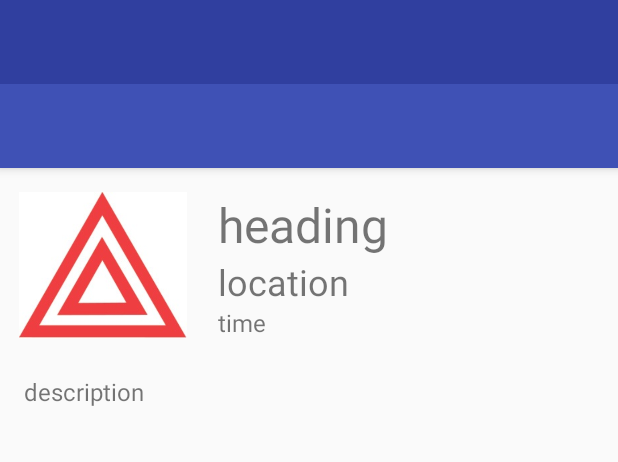
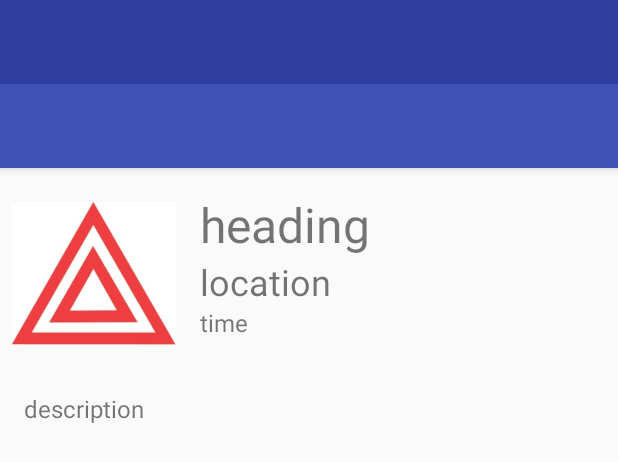
Before and after one commit to aidanr002/Emergency-Watch, an Android app: the layout activity_description.xml on its own in the app's theme, with its tools: preview values and no code run, on a phone screen of 412 x 824 dp. Shown: the top 462 px of the screen. Run offline under Robolectric (Android 15) with nearby library versions, the phone set to English and light mode, and no system bars; network calls fail.

```diff
--- a/EmergencyWatch/app/src/main/AndroidManifest.xml
+++ b/EmergencyWatch/app/src/main/AndroidManifest.xml
@@ -14,7 +14,8 @@
         android:label="@string/app_name"
         android:roundIcon="@mipmap/ic_launcher_round"
         android:supportsRtl="true"
-        android:theme="@style/AppTheme">
+        android:theme="@style/AppTheme"
+        android:name=".MyApplication">
         <activity android:name=".HomeActivity"
             android:theme="@style/AppTheme.NoActionBar">
             <intent-filter>
--- a/EmergencyWatch/app/src/main/res/layout/activity_description.xml
+++ b/EmergencyWatch/app/src/main/res/layout/activity_description.xml
@@ -31,10 +31,9 @@
 
         <ImageView
             android:id="@+id/image_view_description"
-            android:layout_width="0dp"
-            android:layout_height="match_parent"
-            android:layout_gravity="left"
-            android:layout_weight="2"
+            android:layout_width="125dp"
+            android:layout_height="125dp"
+            android:layout_gravity="center_vertical"
             android:padding="8dp"
             android:scaleType="fitCenter"
             android:src="@drawable/triangle" />
--- a/EmergencyWatch/app/src/main/res/layout/activity_home.xml
+++ b/EmergencyWatch/app/src/main/res/layout/activity_home.xml
@@ -51,7 +51,7 @@
             android:layout_width="match_parent"
             android:layout_height="wrap_content"
             android:id="@+id/last_updated_textview"
-            android:text="Last Updated: Unknown"
+            android:text="Last Updated: "
             android:textAlignment="center"
             android:textColor="@color/colorPrimaryDark"
             android:textSize="16sp" />
```
Also changed, not shown: EmergencyWatch/app/src/main/java/com/cycloneproductions/aidan/emergencywatch/HomeActivity.java (+23 -0 lines), EmergencyWatch/app/src/main/java/com/cycloneproductions/aidan/emergencywatch/MyApplication.java (added, +18 -0 lines), EmergencyWatch/app/src/main/res/values/strings.xml (+1 -0 lines), 1 other file.
